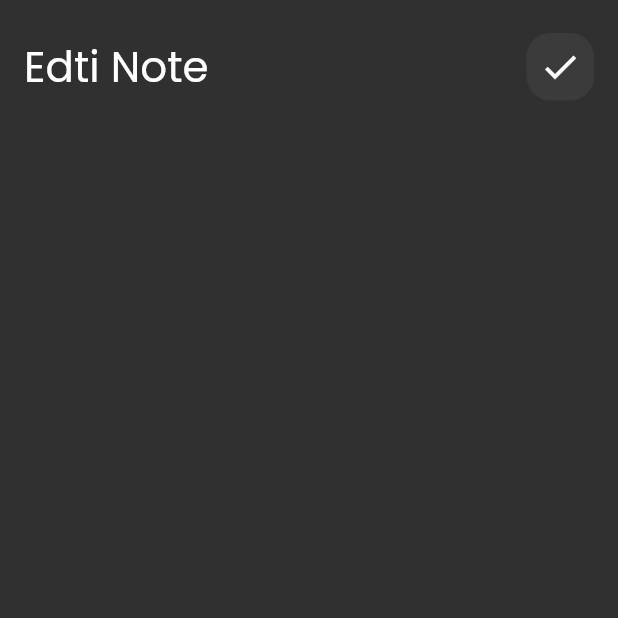
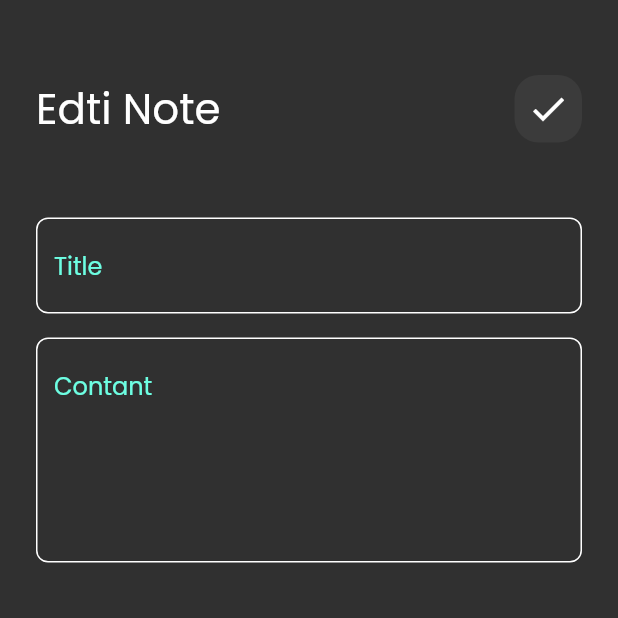
Before and after one commit to elbadritarek/note_app, a Flutter app: the screen it shows after launch, after a tap on "Flutter Tips", on a phone screen of 412 x 824 dp, the top half of it. Run offline on Flutter 3.47's test engine with Material 2 defaults, Android fonts, the phone set to English and light mode, and no system bars; our stand-ins replace font_awesome_flutter.

Commit message:
edit note view ui done

```diff
--- a/lib/widgets/Edtting_Note_View_Body.dart
+++ b/lib/widgets/Edtting_Note_View_Body.dart
@@ -1,5 +1,6 @@
 import 'package:flutter/material.dart';
 import 'package:notes_app/widgets/coustom_Appbar.dart';
+import 'package:notes_app/widgets/coustom_text_field.dart';
 
 class EdttingNoteViewBody extends StatelessWidget {
   const EdttingNoteViewBody({super.key});
@@ -7,11 +8,22 @@ class EdttingNoteViewBody extends StatelessWidget {
   @override
   Widget build(BuildContext context) {
     return const Padding(
-      padding: const EdgeInsets.symmetric(horizontal: 16.0),
+      padding: const EdgeInsets.symmetric(horizontal: 24.0),
       child: Column(
         children: [
-          SizedBox(height: 22),
+          SizedBox(height: 50),
           coustomAppBar(icon: Icons.check, title: "Edti Note"),
+          SizedBox(
+            height: 50,
+          ),
+          coustomTextFeild(hintText: "Title"),
+          SizedBox(
+            height: 16,
+          ),
+          coustomTextFeild(
+            hintText: "Contant",
+            maxLines: 5,
+          )
         ],
       ),
     );
--- a/lib/widgets/Note_view_body.dart
+++ b/lib/widgets/Note_view_body.dart
@@ -8,10 +8,10 @@ class NoteViewBody extends StatelessWidget {
   @override
   Widget build(BuildContext context) {
     return const Padding(
-      padding: EdgeInsets.symmetric(horizontal: 16.0),
+      padding: EdgeInsets.symmetric(horizontal: 24.0),
       child: Column(
         children: [
-          SizedBox(height: 22),
+          SizedBox(height: 50),
           coustomAppBar(icon: Icons.search, title: "Note"),
           Expanded(child: NoteListView()),
         ],
```
